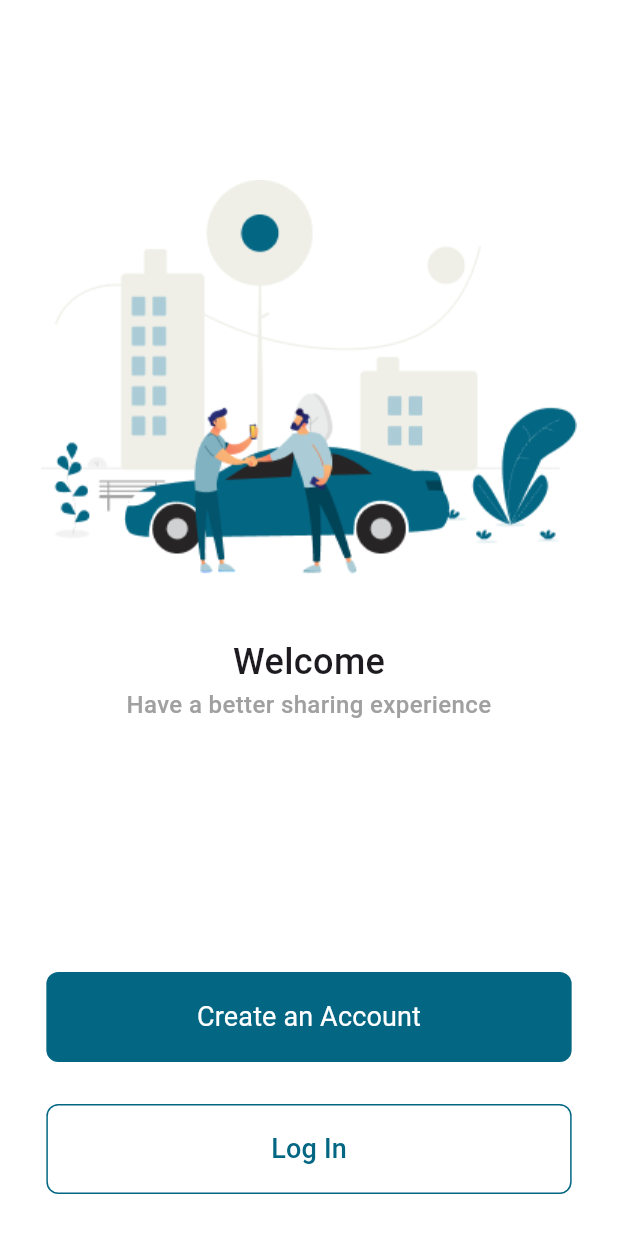
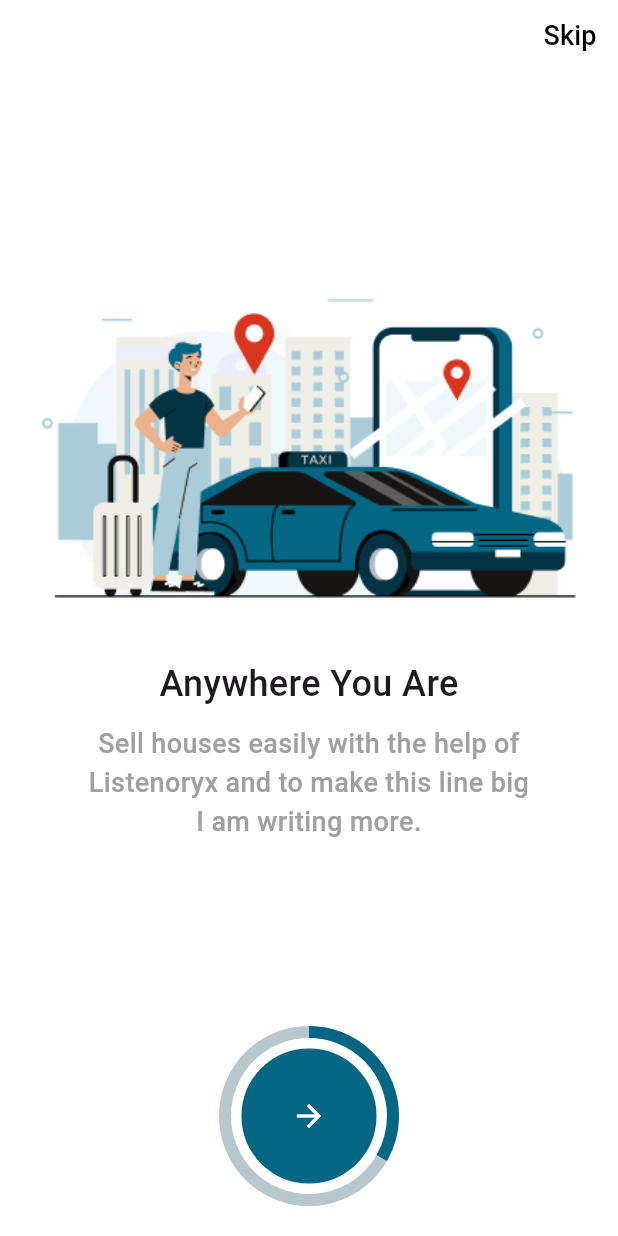
Before and after one commit to AwwwRyan/rydify, a Flutter app: the screen it shows after launch, on a phone screen of 412 x 824 dp. Run offline on Flutter 3.47's test engine with Material 3 defaults, Android fonts, the phone set to English and light mode, and no system bars; drawn by our look-alikes of percent_indicator; our stand-ins replace country_code_picker, image_picker, pinput.

Commit message:
onboarding completed

```diff
--- a/lib/main.dart
+++ b/lib/main.dart
@@ -1,4 +1,5 @@
 import 'package:authpages/screens/WelcomeScreen.dart';
+import 'package:authpages/screens/onboardingScreens/OnBoarding.dart';
 import 'package:flutter/material.dart';
 
 void main() {
@@ -12,7 +13,7 @@ class MyApp extends StatelessWidget {
   Widget build(BuildContext context) {
     return MaterialApp(
       debugShowCheckedModeBanner: false,
-      home: WelcomeScreen(),
+      home: OnBoarding(),
     );
   }
 }
--- a/lib/reusables/SubTitleText.dart
+++ b/lib/reusables/SubTitleText.dart
@@ -9,7 +9,6 @@ class SubTitleText extends StatelessWidget {
     return Text(textData,
     textAlign: TextAlign.center,
     style: TextStyle(
-
         color: Color(0xffA0A0A0),
       fontSize: 16,
       fontWeight: FontWeight.w500
--- /dev/null
+++ b/lib/screens/onboardingScreens/OnBoarding.dart
@@ -0,0 +1,132 @@
+import 'package:flutter/material.dart';
+import 'package:percent_indicator/circular_percent_indicator.dart';
+
+import '../WelcomeScreen.dart';
+
+class OnBoarding extends StatefulWidget {
+  @override
+  _OnBoardingState createState() => _OnBoardingState();
+}
+
+class _OnBoardingState extends State<OnBoarding> {
+  int _currentPage = 0;
+  final List<OnboardingData> _pages = [
+    OnboardingData(
+      image: 'assets/onboardingscreen/Anywhereyouare.png',
+      title: 'Anywhere You Are',
+      description: 'Sell houses easily with the help of Listenoryx and to make this line big \nI am writing more.',
+    ),
+    OnboardingData(
+      image: 'assets/onboardingscreen/Atanytime.png',
+      title: 'At Anytime',
+      description: 'Sell houses easily with the help of Listenoryx and to make this line big I am writing more.',
+    ),
+    OnboardingData(
+      image: 'assets/onboardingscreen/Frames.png',
+      title: 'Book Your Cab With Rydify',
+      description: 'Sell houses easily with the help of Listenoryx and to make this line big I am writing more.',
+    ),
+  ];
+
+  @override
+  Widget build(BuildContext context) {
+    return Scaffold(backgroundColor: Colors.white,
+      body: SafeArea(
+        child: Column(
+          children: [
+            Align(
+              alignment: Alignment.topRight,
+              child: TextButton(
+                onPressed: () => Navigator.pushReplacement(
+                  context,
+                  MaterialPageRoute(builder: (context) => WelcomeScreen()),
+                ),
+                child: Text('Skip',style: TextStyle(fontSize: 18,color: Colors.black),),
+              ),
+            ),
+            Expanded(
+              child: Column(
+                mainAxisAlignment: MainAxisAlignment.center,
+                children: [
+                  Padding(
+                    padding: const EdgeInsets.all(28.0),
+                    child: Image.asset(_pages[_currentPage].image),
+                  ),
+                  SizedBox(height: 12),
+                  Text(
+                    _pages[_currentPage].title,
+                    style: TextStyle(
+                      fontSize: 24,
+                      fontWeight: FontWeight.w500 ,
+                    ),
+                  ),
+                  SizedBox(height: 10),
+                  Padding(
+                    padding: EdgeInsets.symmetric(horizontal: 40),
+                    child: Text(
+                      _pages[_currentPage].description,
+                      textAlign: TextAlign.center,
+                      style:  TextStyle(
+                          color: Color(0xffA0A0A0),
+                          fontSize: 18,
+                          fontWeight: FontWeight.w500
+                      ),
+                    ),
+                  ),
+                ],
+              ),
+            ),
+            CircularPercentIndicator(
+              radius: 60.0,
+              lineWidth: 8.0,
+              percent: (_currentPage + 1) / _pages.length,
+              center: Container(
+                width: 100,
+                height: 100,
+                decoration: BoxDecoration(
+                  color: Color(0xff036683),
+                  shape: BoxShape.circle,
+                  border: Border.all(color: Colors.white, width: 5),
+                ),
+                child: Center(
+                  child: _currentPage < 2
+                      ? IconButton(
+                          icon: Icon(Icons.arrow_forward, color: Colors.white),
+                          onPressed: _nextPage,
+                        )
+                      : TextButton(
+                          child: Text('Go!', style: TextStyle(color: Colors.white,fontSize: 18)),
+                          onPressed: _nextPage,
+                        ),
+                ),
+              ),
+              progressColor: Color(0xff036683),
+            ),
+            SizedBox(height: 20),
+          ],
+        ),
+      ),
+    );
+  }
+
+  void _nextPage() {
+    if (_currentPage < _pages.length - 1) {
+      setState(() {
+        _currentPage++;
+      });
+    } else {
+      Navigator.pushReplacement(
+        context,
+        MaterialPageRoute(builder: (context) => WelcomeScreen()),
+      );
+    }
+  }
+}
+
+class OnboardingData {
+  final String image;
+  final String title;
+  final String description;
+
+  OnboardingData({required this.image, required this.title, required this.description});
+}
--- a/pubspec.yaml
+++ b/pubspec.yaml
@@ -38,6 +38,7 @@ dependencies:
   country_code_picker: ^3.0.0
   pinput: ^5.0.0
   image_picker: ^1.1.2
+  percent_indicator: ^4.2.3
 
 dev_dependencies:
   flutter_test:
@@ -64,6 +65,7 @@ flutter:
   # To add assets to your application, add an assets section, like this:
   assets:
     - assets/welcomescreen/
+    - assets/onboardingscreen/
   #   - images/a_dot_burr.jpeg
   #   - images/a_dot_ham.jpeg
 
```
Also changed, not shown: assets/onboardingscreen/Anywhereyouare.png (added), assets/onboardingscreen/Atanytime.png (added), assets/onboardingscreen/Frames.png (added), pubspec.lock.
